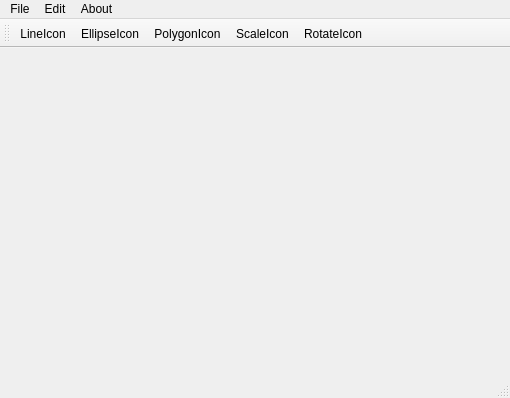
Above: mainwindow.ui from vigorweijia/ComputerGraphics before the change. Below: the same form after it.
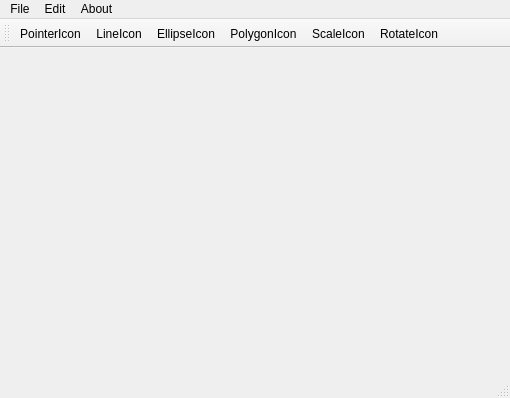
That is the form after the change. Icons and pictures are not drawn.

Commit message: adjust icon

```diff
--- a/mainwindow.ui
+++ b/mainwindow.ui
@@ -89,8 +89,9 @@
     <enum>TopToolBarArea</enum>
    </attribute>
    <attribute name="toolBarBreak">
-    <bool>true</bool>
+    <bool>false</bool>
    </attribute>
+   <addaction name="actionPointerIcon"/>
    <addaction name="actionLineIcon"/>
    <addaction name="actionEllipseIcon"/>
    <addaction name="actionPolygonIcon"/>
@@ -236,6 +237,18 @@
     <string>RotateIcon</string>
    </property>
   </action>
+  <action name="actionPointerIcon">
+   <property name="checkable">
+    <bool>true</bool>
+   </property>
+   <property name="icon">
+    <iconset resource="resources.qrc">
+     <normaloff>:/myicon/imgs/Pointer.png</normaloff>:/myicon/imgs/Pointer.png</iconset>
+   </property>
+   <property name="text">
+    <string>PointerIcon</string>
+   </property>
+  </action>
  </widget>
  <layoutdefault spacing="6" margin="11"/>
  <resources>
```
The commit also changes 4 other files.
